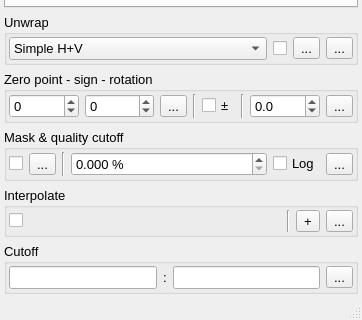
First picture: the form in plugins/Interferometry/Interferometry.ui, repository NeutrinoToolkit/Neutrino, before the edit; both pictures show x 0 to 362 and y 206 to 526 of the 362 by 526 pixel window.
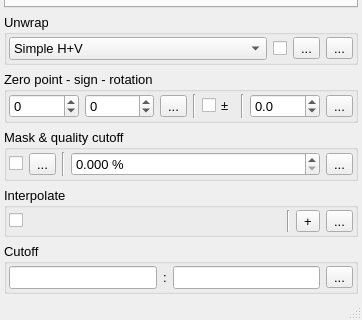
Second picture: the form after the edit. Icons and pictures are not drawn.

Diff of the .ui file:
```diff
--- a/plugins/Interferometry/Interferometry.ui
+++ b/plugins/Interferometry/Interferometry.ui
@@ -549,7 +549,7 @@
       <property name="checkable">
        <bool>false</bool>
       </property>
-      <layout class="QHBoxLayout" name="horizontalLayout_2" stretch="0,0,0,1,0,0">
+      <layout class="QHBoxLayout" name="horizontalLayout_2" stretch="0,0,0,1,0">
        <property name="leftMargin">
         <number>2</number>
        </property>
@@ -618,21 +618,6 @@
          </property>
         </widget>
        </item>
-       <item>
-        <widget class="QCheckBox" name="cutoffLog">
-         <property name="font">
-          <font>
-           <pointsize>10</pointsize>
-          </font>
-         </property>
-         <property name="text">
-          <string>Log</string>
-         </property>
-         <property name="neutrinoSave" stdset="0">
-          <bool>true</bool>
-         </property>
-        </widget>
-       </item>
        <item>
         <widget class="QToolButton" name="doMaskCutoff">
          <property name="font">
```
Left out of the diff: 1 changed line with no effect on the pictures.
